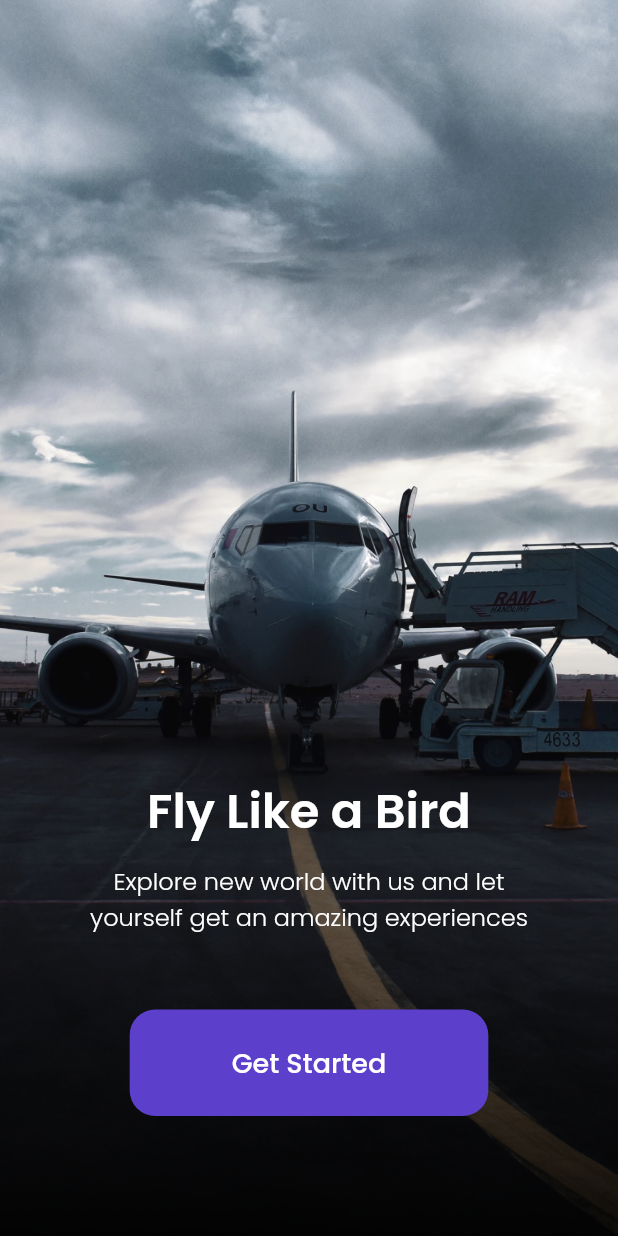
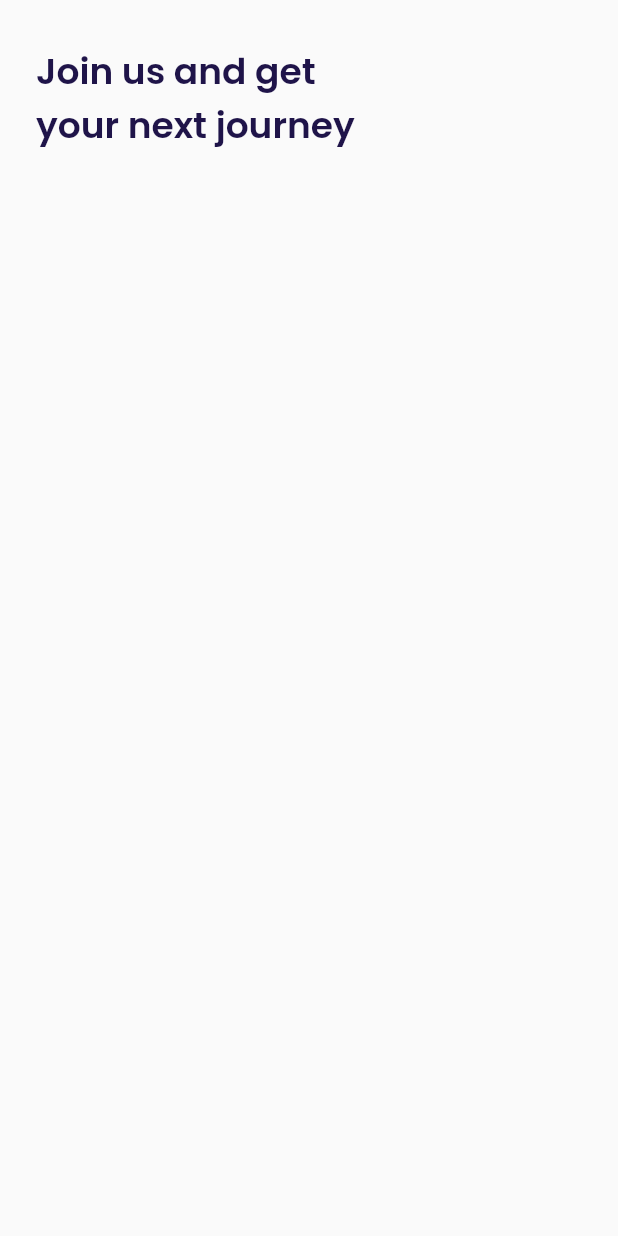
Before and after one commit to HarunNurahman/book-inn-air, a Flutter app: the screen it shows after launch, after a tap on "Get Started", on a phone screen of 412 x 824 dp. Run offline on Flutter 3.47's test engine with Material 2 defaults, Android fonts, the phone set to English and light mode, and no system bars; our stand-ins replace device_preview, google_fonts.

Commit message:
Slicing UI Sign Up Page

```diff
--- a/lib/main.dart
+++ b/lib/main.dart
@@ -1,4 +1,5 @@
 import 'package:book_inn_air/pages/get-started_page.dart';
+import 'package:book_inn_air/pages/sign-up_page.dart';
 import 'package:book_inn_air/pages/splash_page.dart';
 import 'package:device_preview/device_preview.dart';
 import 'package:flutter/foundation.dart';
@@ -23,6 +24,7 @@
       routes: {
         '/': (context) => const SplashPage(),
         '/get-started': (context) => const GetStartedPage(),
+        '/sign-up': (context) => const SignUpPage(),
       },
     );
   }
--- a/lib/pages/get-started_page.dart
+++ b/lib/pages/get-started_page.dart
@@ -13,6 +13,7 @@ class GetStartedPage extends StatelessWidget {
             width: double.infinity,
             height: double.infinity,
             decoration: const BoxDecoration(
+              // Background image
               image: DecorationImage(
                 image: AssetImage('assets/images/img_getStarted.png'),
                 fit: BoxFit.cover,
@@ -23,6 +24,7 @@ class GetStartedPage extends StatelessWidget {
             child: Column(
               mainAxisAlignment: MainAxisAlignment.end,
               children: [
+                // Title
                 Text(
                   'Fly Like a Bird',
                   style: whiteTextStyle.copyWith(
@@ -31,6 +33,7 @@ class GetStartedPage extends StatelessWidget {
                   ),
                 ),
                 const SizedBox(height: 10),
+                // Subtitle
                 Text(
                   'Explore new world with us and let\nyourself get an amazing experiences',
                   style: whiteTextStyle.copyWith(
@@ -39,6 +42,7 @@ class GetStartedPage extends StatelessWidget {
                   ),
                   textAlign: TextAlign.center,
                 ),
+                // Get started button
                 Container(
                   margin: const EdgeInsets.only(
                     top: 50,
@@ -51,7 +55,9 @@ class GetStartedPage extends StatelessWidget {
                         borderRadius: BorderRadius.circular(defaultRadius),
                       ),
                     ),
-                    onPressed: () {},
+                    onPressed: () {
+                      Navigator.pushNamed(context, '/sign-up');
+                    },
                     child: Padding(
                       padding: const EdgeInsets.symmetric(
                         vertical: 14,
--- a/lib/pages/sign-up_page.dart
+++ b/lib/pages/sign-up_page.dart
@@ -0,0 +1,33 @@
+import 'package:book_inn_air/shared/styles.dart';
+import 'package:flutter/material.dart';
+
+class SignUpPage extends StatelessWidget {
+  const SignUpPage({Key? key}) : super(key: key);
+
+  @override
+  Widget build(BuildContext context) {
+    return Scaffold(
+      backgroundColor: bgColor,
+      body: SafeArea(
+        child: ListView(
+          padding: EdgeInsets.symmetric(
+            horizontal: defaultMargin,
+            vertical: 30,
+          ),
+          children: [
+            _title(),
+          ],
+        ),
+      ),
+    );
+  }
+
+  Widget _title() {
+    return Container(
+      child: Text(
+        'Join us and get\nyour next journey',
+        style: blackTextStyle.copyWith(fontSize: 24, fontWeight: semiBold),
+      ),
+    );
+  }
+}
--- a/lib/pages/splash_page.dart
+++ b/lib/pages/splash_page.dart
@@ -12,9 +12,10 @@ class SplashPage extends StatefulWidget {
 }
 
 class _SplashPageState extends State<SplashPage> {
+
+  // Splash timer
   @override
   void initState() {
-    // TODO: implement initState
     Timer(
       const Duration(seconds: 3),
       () => Navigator.pushNamed(context, '/get-started'),
@@ -27,6 +28,7 @@ class _SplashPageState extends State<SplashPage> {
     return Scaffold(
       backgroundColor: primaryColor,
       body: Center(
+        // App icon
         child: Image.asset(
           'assets/images/app_logo.png',
           width: 100,
```
